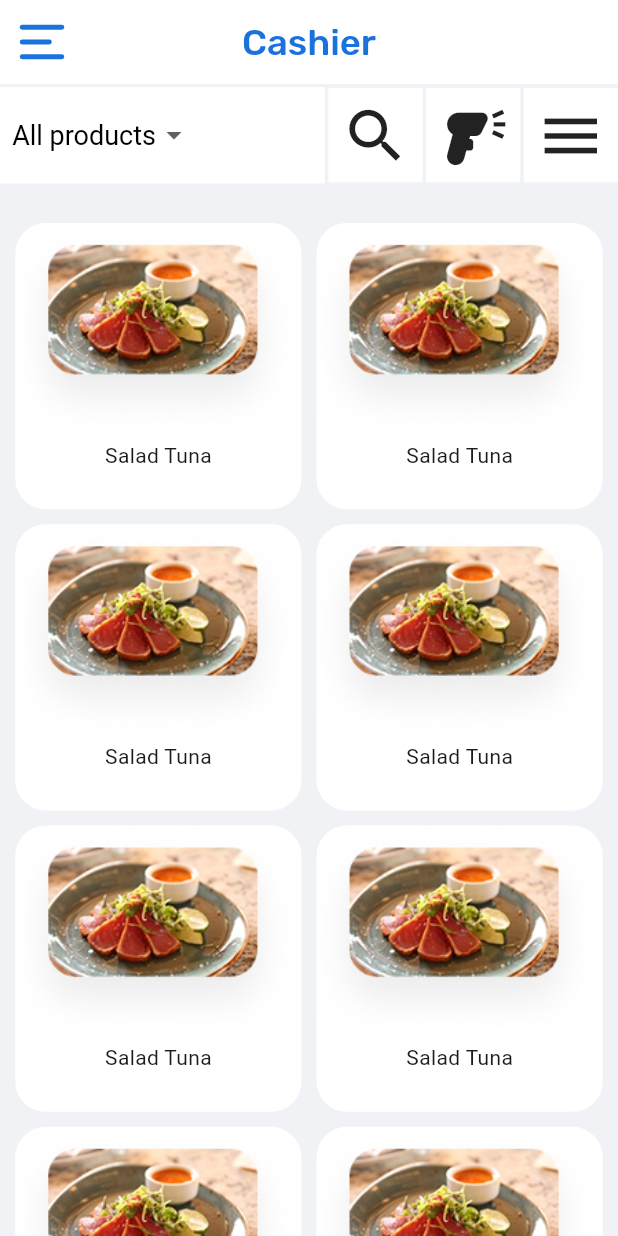
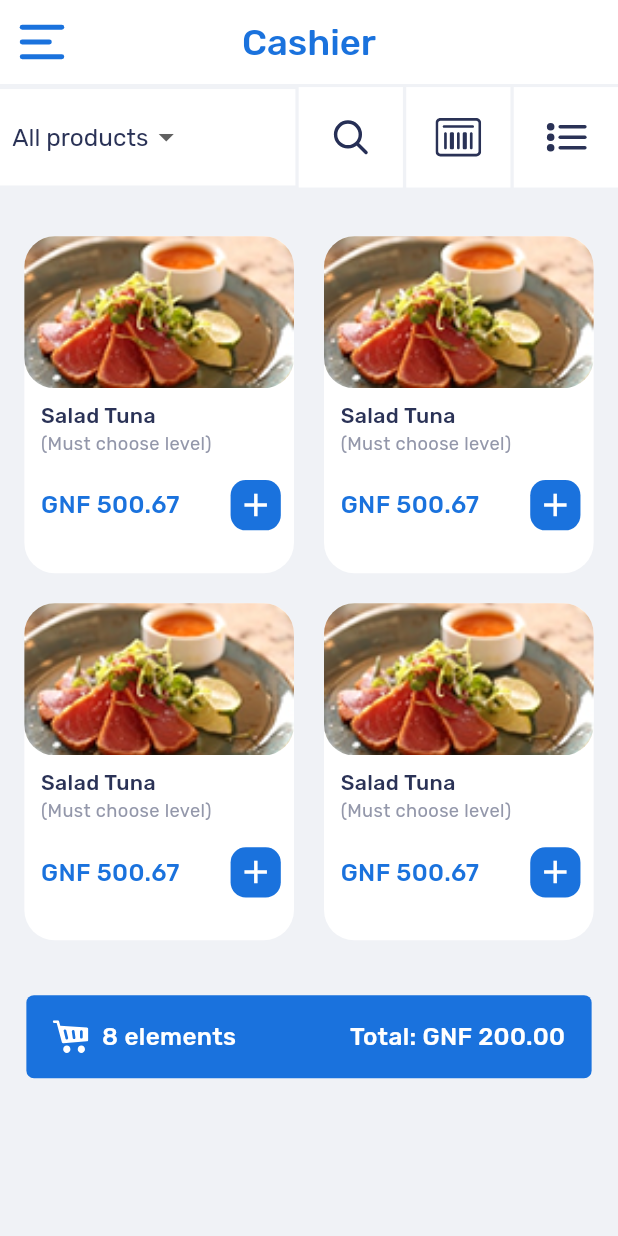
Before and after one commit to Ibrahim-K98han/pos_system_application, a Flutter app: the HomeScreen screen opened directly, on a phone screen of 412 x 824 dp. Run offline on Flutter 3.47's test engine with Material 3 defaults, Android fonts, the phone set to English and light mode, and no system bars; our stand-ins replace carousel_slider, flutter_screenutil, flutter_svg, get, google_fonts, pin_code_fields.

Commit message:
home screen ui done

```diff
--- a/lib/constants/app_color.dart
+++ b/lib/constants/app_color.dart
@@ -9,4 +9,5 @@ class AppColor {
   static const Color cF2F2F2 = Color(0xFFF2F2F2);
   static const Color cE8F1FC = Color(0xFFE8F1FC);
   static const Color cF0F2F6 = Color(0xFFF0F2F6);
+  static const Color c9397AA = Color(0xFF9397AA);
 }
--- a/lib/constants/text_font_style.dart
+++ b/lib/constants/text_font_style.dart
@@ -35,4 +35,9 @@ class TextFontStyle {
     fontSize: 12.sp,
     fontWeight: FontWeight.w400,
   );
+  static final headline14w50c2A3256StyleRubik = GoogleFonts.rubik(
+    color: AppColor.c2A3256,
+    fontSize: 14.sp,
+    fontWeight: FontWeight.w500,
+  );
 }
--- a/lib/features/auth/presentation/login_the_owner.dart
+++ b/lib/features/auth/presentation/login_the_owner.dart
@@ -8,7 +8,7 @@ import 'package:pos_system/constants/app_color.dart';
 import 'package:pos_system/constants/text_font_style.dart';
 import 'package:pos_system/features/auth/presentation/forget_password_screen.dart';
 import 'package:pos_system/features/auth/presentation/widgets/otp_social_btn.dart';
-import 'package:pos_system/features/home/presentation/home_screen.dart';
+import 'package:pos_system/features/home/presentation/bottom_nav_bar_view.dart';
 
 class LoginTheOwner extends StatefulWidget {
   const LoginTheOwner({super.key});
@@ -113,7 +113,7 @@ class _LoginTheOwnerState extends State<LoginTheOwner> {
                       AppCustomButton(
                         onTap: () {
                           if (_formKey.currentState!.validate()) {
-                            Get.to(HomeScreen());
+                            Get.to(BottomNavBarView());
                           }
                         },
                         btnName: 'Log in',
--- a/lib/features/home/presentation/home_screen.dart
+++ b/lib/features/home/presentation/home_screen.dart
@@ -1,7 +1,10 @@
 import 'package:flutter/material.dart';
 import 'package:flutter_screenutil/flutter_screenutil.dart';
+import 'package:flutter_svg/svg.dart';
 import 'package:pos_system/common_widgets/common_app_bar.dart';
 import 'package:pos_system/constants/app_color.dart';
+import 'package:pos_system/constants/text_font_style.dart';
+import 'package:pos_system/features/home/presentation/widgets/product_widgets.dart';
 
 class HomeScreen extends StatefulWidget {
   const HomeScreen({super.key});
@@ -45,7 +48,15 @@ class _HomeScreenState extends State<HomeScreen> {
                           items.map<DropdownMenuItem<String>>((String value) {
                             return DropdownMenuItem<String>(
                               value: value,
-                              child: Text(value),
+                              child: Text(
+                                value,
+                                style: TextFontStyle
+                                    .headline16w500c2A3256StyleRubik
+                                    .copyWith(
+                                      color: AppColor.c2A3256,
+                                      fontWeight: FontWeight.w400,
+                                    ),
+                              ),
                             );
                           }).toList(),
                     ),
@@ -53,54 +64,96 @@ class _HomeScreenState extends State<HomeScreen> {
                 ),
                 SizedBox(width: 2.w),
                 Container(
-                  padding: EdgeInsets.all(8.r),
+                  padding: EdgeInsets.all(18.r),
                   decoration: BoxDecoration(color: AppColor.cFFFFFF),
-                  child: Icon(Icons.search, size: 46.sp),
+                  child: SvgPicture.asset(
+                    'assets/images/Search.svg',
+                    width: 30.w,
+                    height: 30.h,
+                  ),
                 ),
                 SizedBox(width: 2.w),
                 Container(
-                  padding: EdgeInsets.all(8.r),
+                  padding: EdgeInsets.all(18.r),
                   decoration: BoxDecoration(color: AppColor.cFFFFFF),
-                  child: Icon(Icons.barcode_reader, size: 46.sp),
+                  child: SvgPicture.asset(
+                    'assets/images/bar-code.svg',
+                    width: 30.w,
+                    height: 30.h,
+                  ),
                 ),
                 SizedBox(width: 2.w),
                 Container(
-                  padding: EdgeInsets.all(8.r),
+                  padding: EdgeInsets.all(18.r),
                   decoration: BoxDecoration(color: AppColor.cFFFFFF),
-                  child: Icon(Icons.menu, size: 46.sp),
+                  child: SvgPicture.asset(
+                    'assets/images/List.svg',
+                    width: 30.w,
+                    height: 30.h,
+                  ),
                 ),
               ],
             ),
             SizedBox(height: 16.h),
+
+            ///================== Product Gride View================///
             GridView.builder(
               physics: BouncingScrollPhysics(),
               shrinkWrap: true,
-              padding: EdgeInsets.all(10.r),
+              padding: EdgeInsets.all(16.r),
               gridDelegate: SliverGridDelegateWithFixedCrossAxisCount(
                 crossAxisCount: 2,
-                crossAxisSpacing: 10,
-                mainAxisSpacing: 10,
-                childAspectRatio: 1,
+                crossAxisSpacing: 20,
+                mainAxisSpacing: 20,
+                childAspectRatio: .8,
               ),
-              itemCount: 50,
+              itemCount: 4,
               itemBuilder: (context, index) {
-                return Container(
-                  height: 185.h,
-                  padding: EdgeInsets.zero,
+                return ProductWidgets(showLevel: true);
+              },
+            ),
+            SizedBox(height: 20.h),
+            GestureDetector(
+              onTap: () {},
+              child: Padding(
+                padding: EdgeInsets.symmetric(horizontal: 16.w),
+                child: Container(
+                  padding: EdgeInsets.symmetric(
+                    horizontal: 16.w,
+                    vertical: 16.h,
+                  ),
                   decoration: BoxDecoration(
-                    color: Colors.white,
-                    borderRadius: BorderRadius.circular(20.r),
+                    color: AppColor.c1A72DD,
+                    borderRadius: BorderRadius.circular(5.r),
                   ),
-                  child: Column(
-
+                  child: Row(
+                    mainAxisAlignment: MainAxisAlignment.spaceBetween,
                     children: [
-                      Image.asset('assets/images/salad_tune.png'),
-                      Text('Salad Tuna'),
+                      SizedBox(
+                        child: Row(
+                          children: [
+                            SvgPicture.asset('assets/images/Cart.svg'),
+                            SizedBox(width: 8.w),
+                            Text(
+                              '8 elements',
+                              style: TextFontStyle
+                                  .headline16w500c2A3256StyleRubik
+                                  .copyWith(color: AppColor.cFFFFFF),
+                            ),
+                          ],
+                        ),
+                      ),
+                      Text(
+                        'Total: GNF 200.00',
+                        style: TextFontStyle.headline16w500c2A3256StyleRubik
+                            .copyWith(color: AppColor.cFFFFFF),
+                      ),
                     ],
                   ),
-                );
-              },
+                ),
+              ),
             ),
+            SizedBox(height: 10.h),
           ],
         ),
       ),
--- /dev/null
+++ b/lib/features/home/presentation/widgets/product_widgets.dart
@@ -0,0 +1,83 @@
+// ignore_for_file: must_be_immutable
+
+import 'package:flutter/material.dart';
+import 'package:flutter_screenutil/flutter_screenutil.dart';
+import 'package:pos_system/constants/app_color.dart';
+import 'package:pos_system/constants/text_font_style.dart';
+
+class ProductWidgets extends StatelessWidget {
+  ProductWidgets({super.key, required this.showLevel});
+
+  bool showLevel = false;
+
+  @override
+  Widget build(BuildContext context) {
+    return Container(
+      padding: EdgeInsets.zero,
+      decoration: BoxDecoration(
+        color: Colors.white,
+        borderRadius: BorderRadius.circular(20.r),
+      ),
+      child: Column(
+        crossAxisAlignment: CrossAxisAlignment.start,
+        children: [
+          ClipRRect(
+            borderRadius: BorderRadius.all(Radius.circular(20.r)),
+            child: Image.asset(
+              fit: BoxFit.cover,
+              'assets/images/salad_tune.png',
+              width: double.infinity,
+              height: 100.h,
+            ),
+          ),
+          SizedBox(height: 8.h),
+          Padding(
+            padding: EdgeInsets.only(left: 10.w),
+            child: Column(
+              crossAxisAlignment: CrossAxisAlignment.start,
+              children: [
+                Text(
+                  'Salad Tuna',
+                  style: TextFontStyle.headline14w50c2A3256StyleRubik,
+                ),
+                showLevel == true
+                    ? Text(
+                      '(Must choose level)',
+                      style: TextFontStyle.headline12w400c8E92A4StyleRubik
+                          .copyWith(color: AppColor.c9397AA),
+                    )
+                    : SizedBox.shrink(),
+                SizedBox(height: 16),
+                Row(
+                  mainAxisAlignment: MainAxisAlignment.spaceBetween,
+                  children: [
+                    Text(
+                      'GNF 500.67',
+                      style: TextFontStyle.headline16w500c2A3256StyleRubik
+                          .copyWith(color: AppColor.c1A72DD),
+                    ),
+                    Padding(
+                      padding: EdgeInsets.only(right: 8.w),
+                      child: Container(
+                        padding: EdgeInsets.all(4.r),
+                        decoration: BoxDecoration(
+                          color: AppColor.c1A72DD,
+                          borderRadius: BorderRadius.circular(10.r),
+                        ),
+                        child: Icon(
+                          Icons.add,
+                          size: 25.sp,
+                          color: AppColor.cFFFFFF,
+                        ),
+                      ),
+                    ),
+                  ],
+                ),
+              ],
+            ),
+          ),
+        ],
+      ),
+    );
+  }
+}
```
Also changed, not shown: lib/features/home/presentation/bottom_nav_bar_view.dart (added, +91 -0 lines), lib/features/home_after_login/presentation/home_after_login_screen.dart (added, +17 -0 lines), lib/features/home_manual/presentation/home_manual_screen.dart (added, +10 -0 lines), assets/images/Cart.svg (added), assets/images/List.svg (added), assets/images/Search.svg (added), assets/images/bar-code.svg (added), assets/images/home_after_login_blu.svg (added), assets/images/home_after_login_grey.svg (added), assets/images/home_blu.svg (added), assets/images/home_grey.svg (added), assets/images/manual_blue.svg (added), assets/images/manual_grey.svg (added), assets/images/salad_tune.png.
